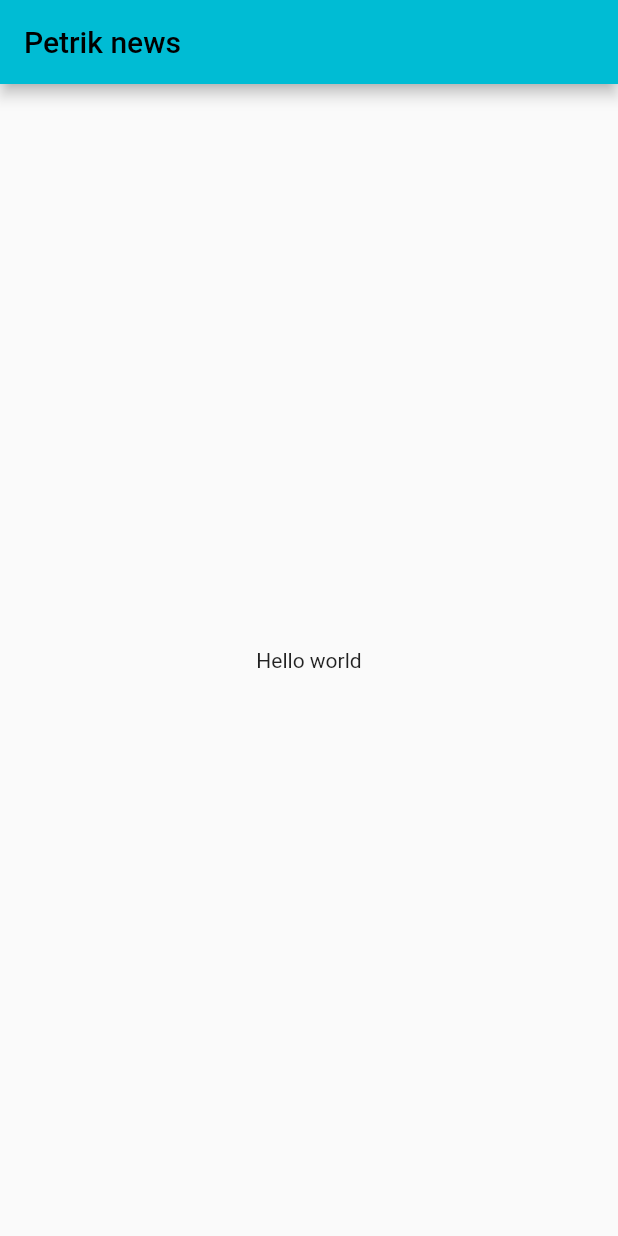
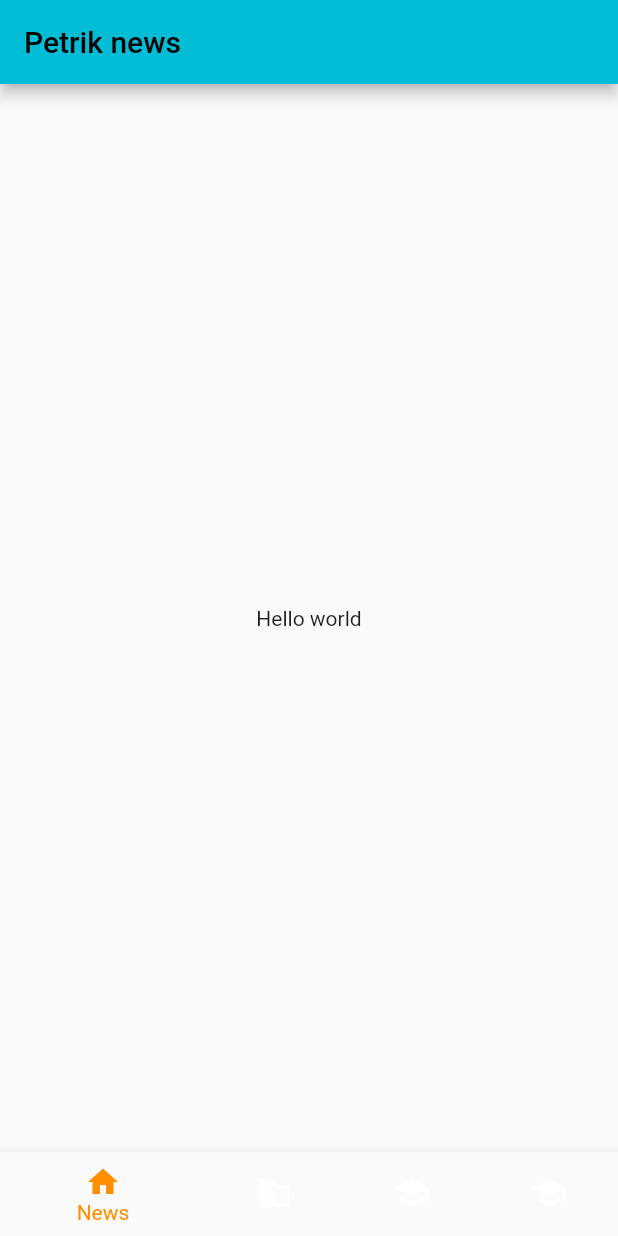
Before and after one commit to Preisler25/petrik, a Flutter app: the screen it shows after launch, on a phone screen of 412 x 824 dp. Run offline on Flutter 3.47's test engine with Material 2 defaults, Android fonts, the phone set to English and light mode, and no system bars.

Commit message:
bottom bar

```diff
--- a/lib/main.dart
+++ b/lib/main.dart
@@ -35,6 +35,22 @@ class _RootPageState extends State<RootPage> {
         body: const Center(
           child: Text('Hello world'),
         ),
-    );
+        bottomNavigationBar: BottomNavigationBar(
+          items: const <BottomNavigationBarItem>[
+            BottomNavigationBarItem(
+              icon: Icon(Icons.home),
+              label: 'News',
+            ),
+            BottomNavigationBarItem(
+              icon: Icon(Icons.business),
+              label: 'Iksz',
+            ),
+            BottomNavigationBarItem(
+                icon: Icon(Icons.school), label: 'Helyettesítés'),
+            BottomNavigationBarItem(icon: Icon(Icons.school), label: 'Órarend'),
+          ],
+          currentIndex: 0,
+          selectedItemColor: Colors.amber[800],
+        ));
   }
 }
```
Lines whose indentation alone changed are shown as unchanged.
